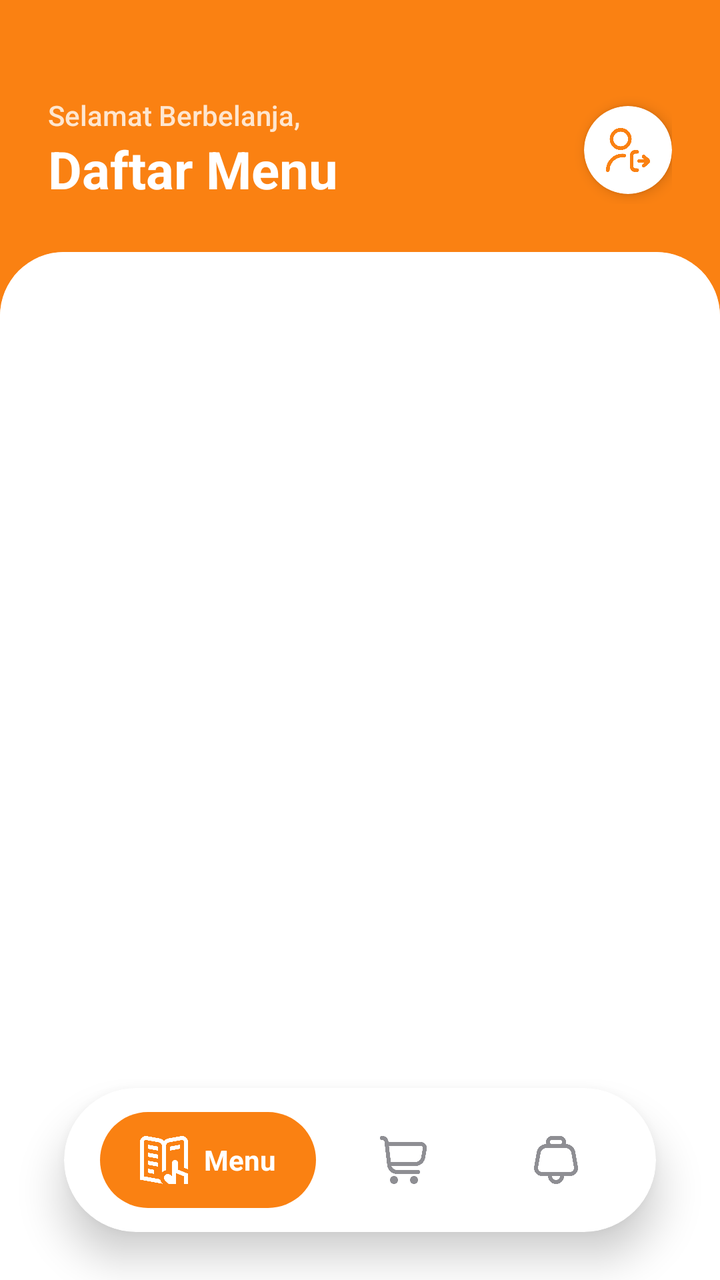
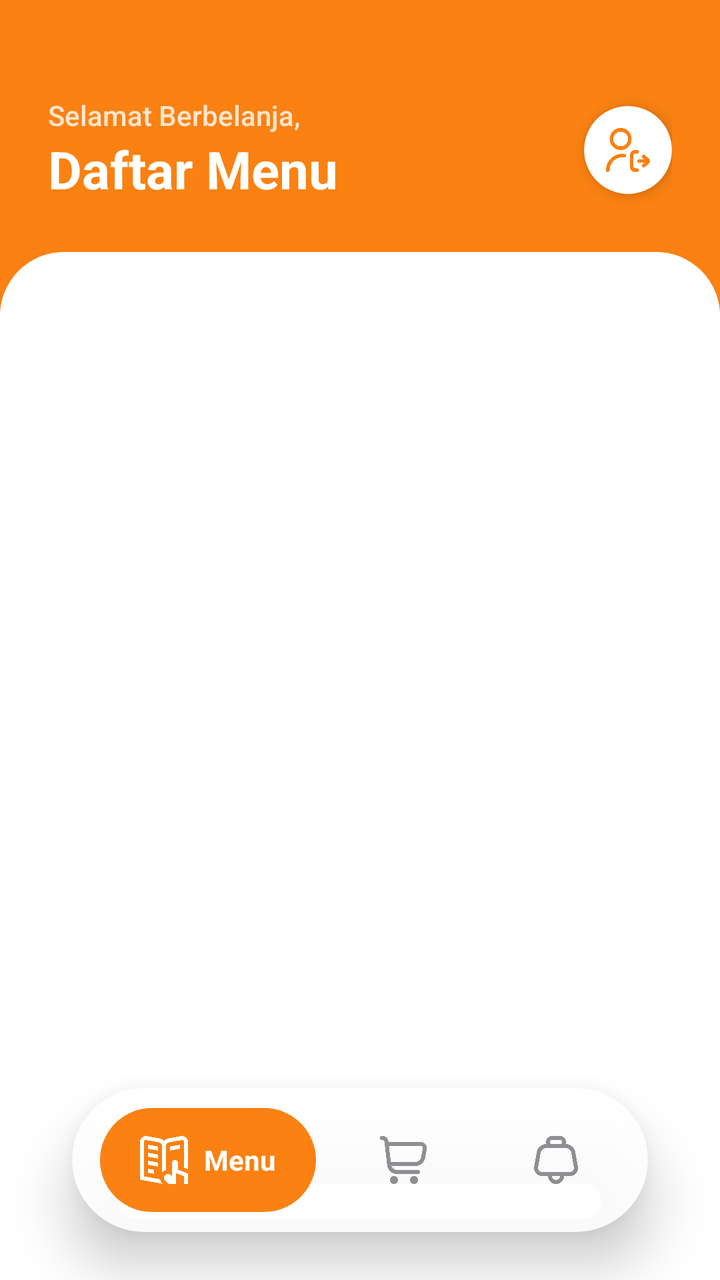

The first picture is an Android layout as it rendered before a commit; the second is the same layout after the commit. The layout source and the unified diff follow.
<!-- AndroidManifest.xml: application theme Theme.Laundry -->
<!-- res/layout/waiter_activity.xml -->
<?xml version="1.0" encoding="utf-8"?>
<androidx.constraintlayout.widget.ConstraintLayout xmlns:android="http://schemas.android.com/apk/res/android"
    android:layout_width="match_parent"
    android:layout_height="match_parent"
    xmlns:app="http://schemas.android.com/apk/res-auto"
    android:background="@color/background">

    
    <View
        android:id="@+id/topAccent"
        android:layout_width="match_parent"
        android:layout_height="180dp"
        android:background="@color/orange_nav"
        app:layout_constraintTop_toTopOf="parent" />

    
    <com.google.android.material.card.MaterialCardView
        android:id="@+id/headerCard"
        android:layout_width="match_parent"
        android:layout_height="wrap_content"
        app:cardCornerRadius="0dp"
        app:cardElevation="0dp"
        app:strokeWidth="0dp"
        app:cardBackgroundColor="@android:color/transparent"
        app:layout_constraintTop_toTopOf="parent">

        <LinearLayout
            android:id="@+id/headerLayout"
            android:layout_width="match_parent"
            android:layout_height="wrap_content"
            android:orientation="horizontal"
            android:paddingTop="48dp"
            android:paddingBottom="24dp"
            android:paddingHorizontal="24dp"
            android:gravity="center_vertical">

            <LinearLayout
                android:layout_width="0dp"
                android:layout_height="wrap_content"
                android:layout_weight="1"
                android:orientation="vertical">

                <TextView
                    android:layout_width="wrap_content"
                    android:layout_height="wrap_content"
                    android:text="Selamat Berbelanja,"
                    android:textSize="14sp"
                    android:textColor="@color/white"
                    android:alpha="0.8"
                    android:fontFamily="sans-serif-medium" />

                <TextView
                    android:layout_width="wrap_content"
                    android:layout_height="wrap_content"
                    android:text="Daftar Menu"
                    android:textSize="26sp"
                    android:textStyle="bold"
                    android:textColor="@color/white" />
            </LinearLayout>

            <com.google.android.material.card.MaterialCardView
                android:layout_width="44dp"
                android:layout_height="44dp"
                app:cardCornerRadius="22dp"
                app:cardElevation="4dp"
                app:strokeWidth="0dp"
                app:cardBackgroundColor="@color/white">

                <ImageView
                    android:id="@+id/btnLogout"
                    android:layout_width="22dp"
                    android:layout_height="22dp"
                    android:layout_gravity="center"
                    android:src="@drawable/img_11"
                    app:tint="@color/orange_nav"
                    android:clickable="true"
                    android:focusable="true"
                    android:background="?attr/selectableItemBackgroundBorderless"
                    android:contentDescription="Logout" />
            </com.google.android.material.card.MaterialCardView>

        </LinearLayout>
    </com.google.android.material.card.MaterialCardView>

    
    <com.google.android.material.card.MaterialCardView
        android:id="@+id/fragmentCard"
        android:layout_width="match_parent"
        android:layout_height="0dp"
        app:cardCornerRadius="32dp"
        app:cardElevation="0dp"
        android:layout_marginBottom="-32dp"
        app:strokeWidth="0dp"
        app:layout_constraintTop_toBottomOf="@id/headerCard"
        app:layout_constraintBottom_toBottomOf="parent">

        <FrameLayout
            android:id="@+id/fragment_container"
            android:layout_width="match_parent"
            android:layout_height="match_parent"
            android:background="@color/white"
            android:paddingBottom="32dp" />
    </com.google.android.material.card.MaterialCardView>

    
    <com.google.android.material.card.MaterialCardView
        android:id="@+id/customBottomNav"
        android:layout_width="wrap_content"
        android:layout_height="72dp"
        android:layout_marginBottom="24dp"
        app:cardCornerRadius="36dp"
        app:cardElevation="12dp"
        app:strokeWidth="0dp"
        app:cardBackgroundColor="@color/white"
        app:layout_constraintBottom_toBottomOf="parent"
        app:layout_constraintEnd_toEndOf="parent"
        app:layout_constraintStart_toStartOf="parent">

        <LinearLayout
            android:layout_width="wrap_content"
            android:layout_height="match_parent"
            android:gravity="center"
            android:orientation="horizontal"
            android:paddingHorizontal="12dp">

            
            <LinearLayout
                android:id="@+id/item_menu"
                android:layout_width="wrap_content"
                android:layout_height="48dp"
                android:background="@drawable/nav_item_active_bg"
                android:gravity="center"
                android:orientation="horizontal"
                android:paddingHorizontal="20dp"
                android:layout_marginHorizontal="6dp"
                android:clickable="true"
                android:focusable="true">

                <ImageView
                    android:id="@+id/icon_menu"
                    android:layout_width="24dp"
                    android:layout_height="24dp"
                    android:src="@drawable/img_1"
                    app:tint="@color/white"
                    android:contentDescription="Menu" />

                <TextView
                    android:id="@+id/text_menu"
                    android:layout_width="wrap_content"
                    android:layout_height="wrap_content"
                    android:layout_marginStart="8dp"
                    android:text="Menu"
                    android:textColor="@color/white"
                    android:textStyle="bold"
                    android:visibility="visible" />
            </LinearLayout>

            
            <LinearLayout
                android:id="@+id/item_cart"
                android:layout_width="wrap_content"
                android:layout_height="48dp"
                android:gravity="center"
                android:orientation="horizontal"
                android:paddingHorizontal="20dp"
                android:layout_marginHorizontal="6dp"
                android:clickable="true"
                android:focusable="true">

                <ImageView
                    android:id="@+id/icon_cart"
                    android:layout_width="24dp"
                    android:layout_height="24dp"
                    android:src="@drawable/img_7"
                    app:tint="@color/nav_unselected"
                    android:contentDescription="Cart" />

                <TextView
                    android:id="@+id/text_cart"
                    android:layout_width="wrap_content"
                    android:layout_height="wrap_content"
                    android:layout_marginStart="8dp"
                    android:text="Cart"
                    android:textColor="@color/white"
                    android:textStyle="bold"
                    android:visibility="gone" />
            </LinearLayout>

            
            <LinearLayout
                android:id="@+id/item_status"
                android:layout_width="wrap_content"
                android:layout_height="48dp"
                android:gravity="center"
                android:orientation="horizontal"
                android:paddingHorizontal="20dp"
                android:layout_marginHorizontal="6dp"
                android:clickable="true"
                android:focusable="true">

                <ImageView
                    android:id="@+id/icon_status"
                    android:layout_width="24dp"
                    android:layout_height="24dp"
                    android:src="@drawable/img_16"
                    app:tint="@color/nav_unselected"
                    android:contentDescription="Status" />

                <TextView
                    android:id="@+id/text_status"
                    android:layout_width="wrap_content"
                    android:layout_height="wrap_content"
                    android:layout_marginStart="8dp"
                    android:text="Status"
                    android:textColor="@color/white"
                    android:textStyle="bold"
                    android:visibility="gone" />
            </LinearLayout>

        </LinearLayout>
    </com.google.android.material.card.MaterialCardView>

</androidx.constraintlayout.widget.ConstraintLayout>
<!-- resources referenced by this layout -->
<resources>
  <color name="background">#F5F5F5</color>
  <color name="nav_unselected">#8E8E93</color>
  <color name="orange_nav">#FA8112</color>
  <color name="white">#ffffff</color>
  <!-- drawable img_1: png bitmap (drawable, 12526 bytes) -->
  <!-- drawable img_11: png bitmap (drawable, 13387 bytes) -->
  <!-- drawable img_16: png bitmap (drawable, 11063 bytes) -->
  <!-- drawable img_7: png bitmap (drawable, 9896 bytes) -->
  <!-- drawable nav_item_active_bg (drawable) -->
  <?xml version="1.0" encoding="utf-8"?>
  <shape xmlns:android="http://schemas.android.com/apk/res/android">
      <solid android:color="@color/orange_nav" />
      <corners android:radius="100dp" />
  </shape>
  <style name="Theme.Laundry" parent="Theme.MaterialComponents.DayNight.DarkActionBar">
          
          <item name="colorPrimary">@color/button</item>
          <item name="colorPrimaryVariant">@color/button</item>
          <item name="colorOnPrimary">@color/white</item>
          
  
          <item name="colorSecondaryVariant">@color/black</item>
          <item name="colorOnSecondary">@color/text</item>
          
          <item name="android:statusBarColor">?attr/colorPrimaryVariant</item>
          
          <item name="android:windowBackground">@color/background</item>
      </style>
  <color name="button">#6200EE</color>
  <color name="black">#000000</color>
  <color name="text">#212121</color>
</resources>

<!-- the commit's change to res/layout/waiter_activity.xml (unified diff, before → after) -->
@@ -109,9 +109,10 @@
         android:layout_height="72dp"
         android:layout_marginBottom="24dp"
         app:cardCornerRadius="36dp"
-        app:cardElevation="12dp"
-        app:strokeWidth="0dp"
-        app:cardBackgroundColor="@color/white"
+        app:cardElevation="16dp"
+        app:strokeWidth="1.5dp"
+        app:strokeColor="#1AFFFFFF"
+        app:cardBackgroundColor="#E6FFFFFF"
         app:layout_constraintBottom_toBottomOf="parent"
         app:layout_constraintEnd_toEndOf="parent"
         app:layout_constraintStart_toStartOf="parent">
@@ -121,13 +122,13 @@
             android:layout_height="match_parent"
             android:gravity="center"
             android:orientation="horizontal"
-            android:paddingHorizontal="12dp">
+            android:paddingHorizontal="8dp">
 
             
             <LinearLayout
                 android:id="@+id/item_menu"
                 android:layout_width="wrap_content"
-                android:layout_height="48dp"
+                android:layout_height="52dp"
                 android:background="@drawable/nav_item_active_bg"
                 android:gravity="center"
                 android:orientation="horizontal"
